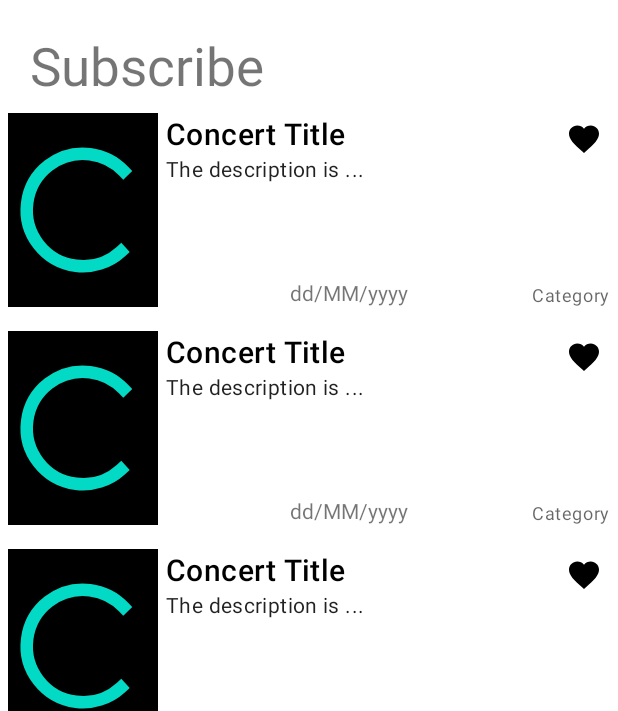
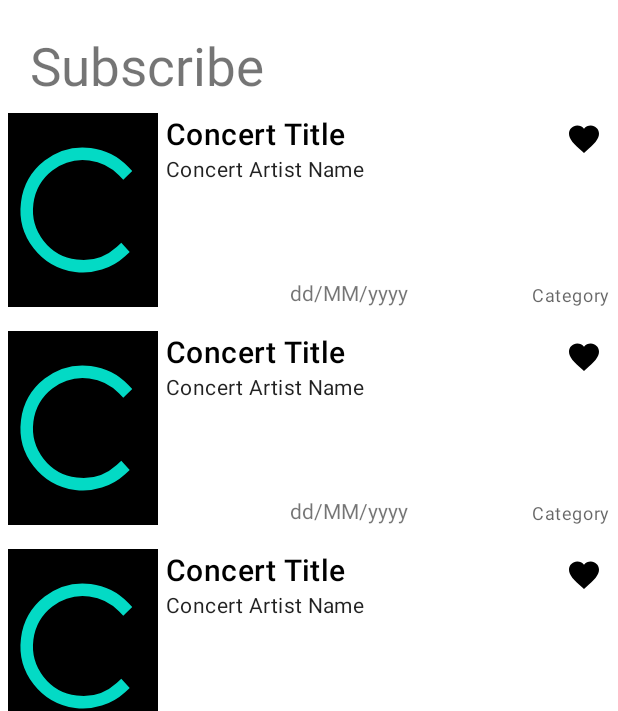
Before and after one commit to wynjardi/MobdeveFinalProj, an Android app: the layout activity_subscribelist.xml on its own in the app's theme, with its tools: preview values and no code run, on a phone screen of 412 x 824 dp. Shown: the top 711 px of the screen. Run offline under Robolectric (Android 15) with nearby library versions, the light colour scheme and no system bars.

Commit message:
Update row_concert_subscribe.xml

```diff
--- a/app/src/main/res/layout/row_concert_subscribe.xml
+++ b/app/src/main/res/layout/row_concert_subscribe.xml
@@ -69,7 +69,7 @@
             android:layout_below="@id/titleTv"
             android:layout_toEndOf="@id/concertRL"
             android:maxLines="4"
-            android:text="The description is ..."
+            android:text="Concert Artist Name"
             android:ellipsize="end"/>
 
         //category
```
